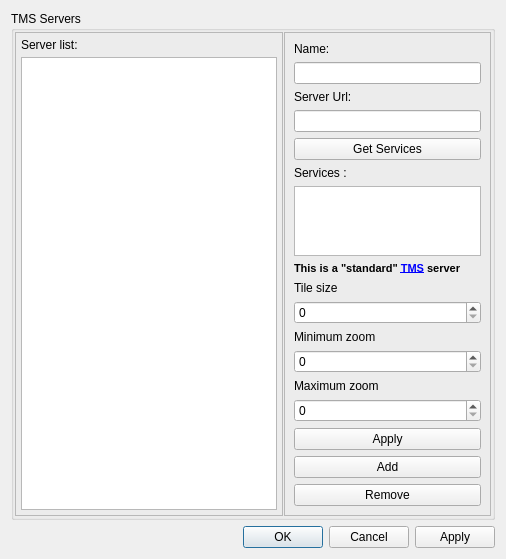
The window that src/Preferences/TMSPreferencesDialog.ui (4x4falcon/fosm-merkaartor) describes before a commit, drawn with Qt 5.
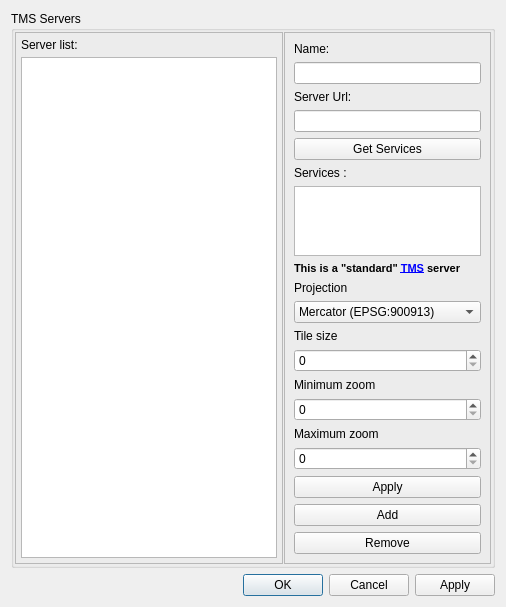
The same window after the commit.

What changed in the file:
```diff
--- a/src/Preferences/TMSPreferencesDialog.ui
+++ b/src/Preferences/TMSPreferencesDialog.ui
@@ -7,7 +7,7 @@
     <x>0</x>
     <y>0</y>
     <width>506</width>
-    <height>516</height>
+    <height>587</height>
    </rect>
   </property>
   <property name="windowTitle">
@@ -158,6 +158,27 @@
             <property name="margin">
              <number>0</number>
             </property>
+            <item>
+             <widget class="QLabel" name="label_7">
+              <property name="text">
+               <string>Projection</string>
+              </property>
+             </widget>
+            </item>
+            <item>
+             <widget class="QComboBox" name="cbSRS">
+              <item>
+               <property name="text">
+                <string>Mercator (EPSG:900913)</string>
+               </property>
+              </item>
+              <item>
+               <property name="text">
+                <string>Lat/Lon (EPSG:4326)</string>
+               </property>
+              </item>
+             </widget>
+            </item>
             <item>
              <widget class="QLabel" name="label_3">
               <property name="text">
```
Left out of the diff: 14 changed lines with no effect on the pictures.
